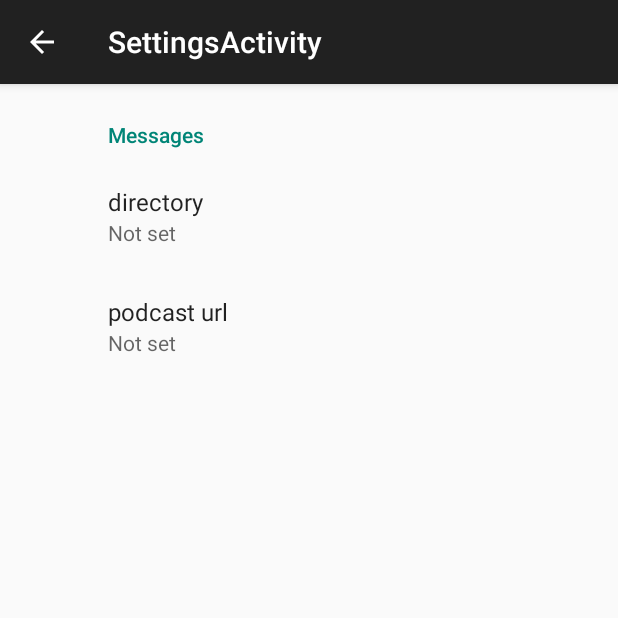
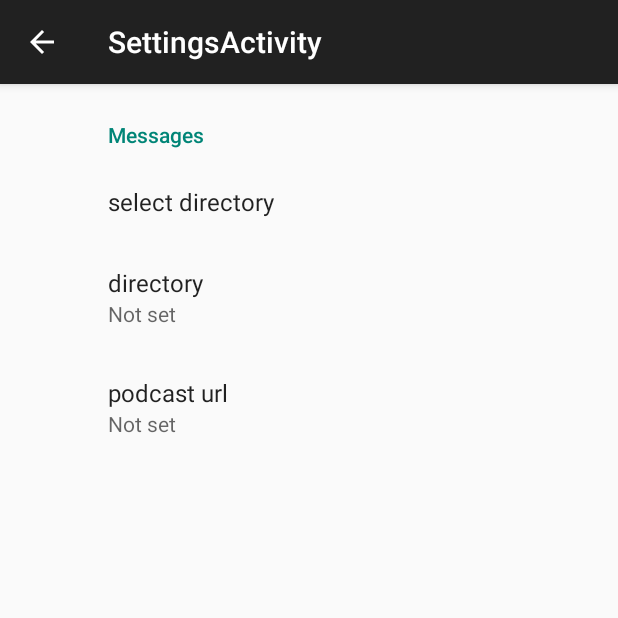
Before and after one commit to tthogehoge/TurnPlayerAndroid, an Android app built with Jetpack Compose: the SettingsActivity screen opened directly, with no data from a screen before it, on a phone screen of 412 x 824 dp, the top half of it. Run offline under Robolectric (Android 15) with nearby library versions, the phone set to English and light mode, and no system bars; our stand-ins replace androidx.preference.

Commit message:
ディレクトリ選択ボタンにする

```diff
--- a/app/src/main/java/com/example/myapplication/SettingsActivity.kt
+++ b/app/src/main/java/com/example/myapplication/SettingsActivity.kt
@@ -73,7 +73,7 @@ class SettingsActivity : AppCompatActivity() {
         override fun onCreatePreferences(savedInstanceState: Bundle?, rootKey: String?) {
             setPreferencesFromResource(R.xml.root_preferences, rootKey)
 
-            val myPreference = findPreference<EditTextPreference>("directory")
+            val myPreference = findPreference<Preference>("setting_directory")
             myPreference?.onPreferenceClickListener = Preference.OnPreferenceClickListener { preference ->
                 // directory picker activity
                 val intent = Intent(Intent.ACTION_OPEN_DOCUMENT_TREE).apply {
--- a/app/src/main/res/xml/root_preferences.xml
+++ b/app/src/main/res/xml/root_preferences.xml
@@ -1,6 +1,12 @@
 <PreferenceScreen xmlns:app="http://schemas.android.com/apk/res-auto">
 
     <PreferenceCategory app:title="@string/messages_header">
+
+        <Preference
+            app:key="setting_directory"
+            app:title="select directory"
+            app:useSimpleSummaryProvider="true"
+            />
 
         <EditTextPreference
             app:key="directory"
```
